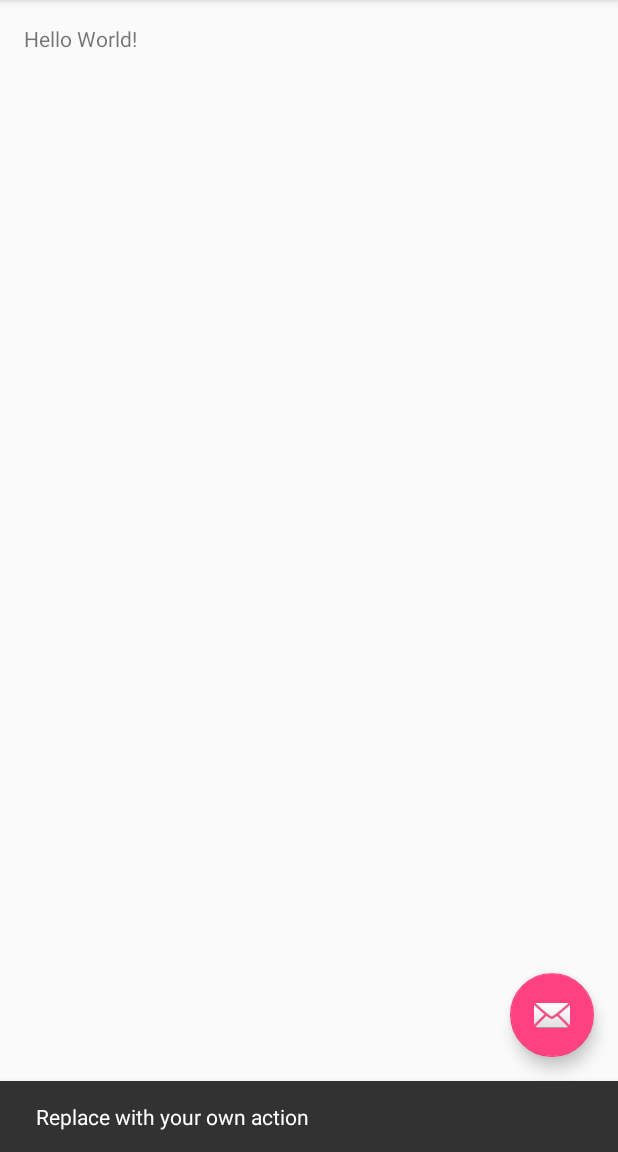
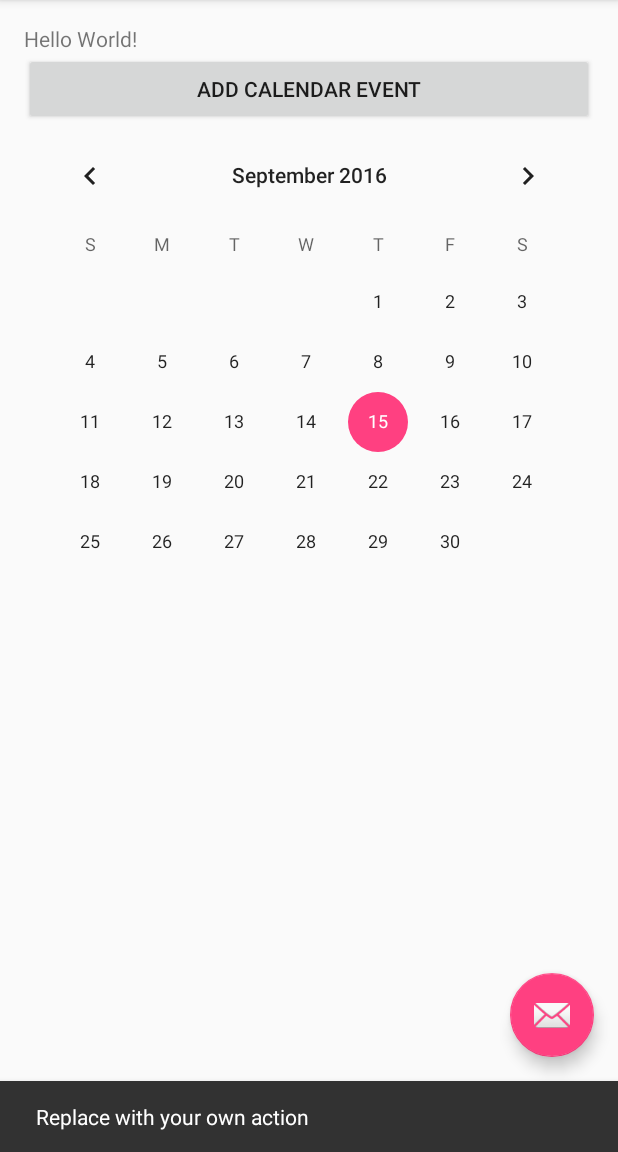
Before and after one commit to jmuoghalu/EECS448_AndroidCalendar, an Android app: the screen it shows after launch (MainActivity), after a tap on an icon or button, on a phone screen of 412 x 824 dp, the part 84-1236 px from its top. Run offline under Robolectric (Android 15) with nearby library versions, the phone set to English and light mode, and no system bars.

Commit message:
FIRST: created a button, a calendarview, and a textview on the Main Activity (for testing purposes) SECOND: created framework class for SQLite Database. The Intention with the database is that you instantiate the class (CalendarEventDb) whenever you want to access the details data. The database will (unimplemented) have a getDetails(day input) method and a setDetails(day input, String details) method. Get will return the details string for the corresponding day, or empty string if no details exist. Set will either overwrite that day in database or create a new day with given details.

```diff
--- a/app/src/main/java/eecs448_first_team/calender_app/MainActivity.java
+++ b/app/src/main/java/eecs448_first_team/calender_app/MainActivity.java
@@ -8,8 +8,12 @@ import android.support.v7.widget.Toolbar;
 import android.view.View;
 import android.view.Menu;
 import android.view.MenuItem;
+import android.widget.CalendarView;
+import android.widget.TextView;
 
-public class MainActivity extends AppCompatActivity {
+public class MainActivity extends AppCompatActivity implements View.OnClickListener,CalendarView.OnDateChangeListener{
+
+    CalendarView calendarView;
 
     @Override
     protected void onCreate(Bundle savedInstanceState) {
@@ -26,6 +30,9 @@ public class MainActivity extends AppCompatActivity {
                         .setAction("Action", null).show();
             }
         });
+        findViewById(R.id.addEventButton).setOnClickListener(this);
+        calendarView = (CalendarView)findViewById(R.id.calendarView);
+        calendarView.setOnDateChangeListener(this);
     }
 
     @Override
@@ -49,4 +56,22 @@ public class MainActivity extends AppCompatActivity {
 
         return super.onOptionsItemSelected(item);
     }
+
+    //Called whenever a View that has this class as an OnClickListener is clicked
+    @Override
+    public void onClick(View v) {
+        switch(v.getId())
+        {
+            case(R.id.addEventButton): //test event adding
+            {
+                break;
+            }
+        }
+
+    }
+
+    @Override
+    public void onSelectedDayChange(CalendarView view, int year, int month, int dayOfMonth) {
+        ((TextView)findViewById(R.id.startText)).setText(String.valueOf(calendarView.getDate()));
+    }
 }
--- a/app/src/main/res/layout/content_main.xml
+++ b/app/src/main/res/layout/content_main.xml
@@ -13,7 +13,22 @@
     tools:showIn="@layout/activity_main">
 
     <TextView
+        android:id="@+id/startText"
         android:layout_width="wrap_content"
         android:layout_height="wrap_content"
         android:text="Hello World!" />
+    <Button
+        android:layout_below="@id/startText"
+        android:id="@+id/addEventButton"
+        android:layout_width="match_parent"
+        android:layout_height="wrap_content"
+        android:text="Add Calendar Event"/>
+    <CalendarView
+        android:id="@+id/calendarView"
+        android:layout_below="@id/addEventButton"
+        android:layout_alignParentBottom="true"
+        android:minDate="08/01/2016"
+        android:maxDate="05/01/2017"
+        android:layout_width="match_parent"
+        android:layout_height="wrap_content" />
 </RelativeLayout>
```
Also changed, not shown: app/src/main/java/eecs448_first_team/calender_app/CalendarEventDb.java (added, +81 -0 lines).
